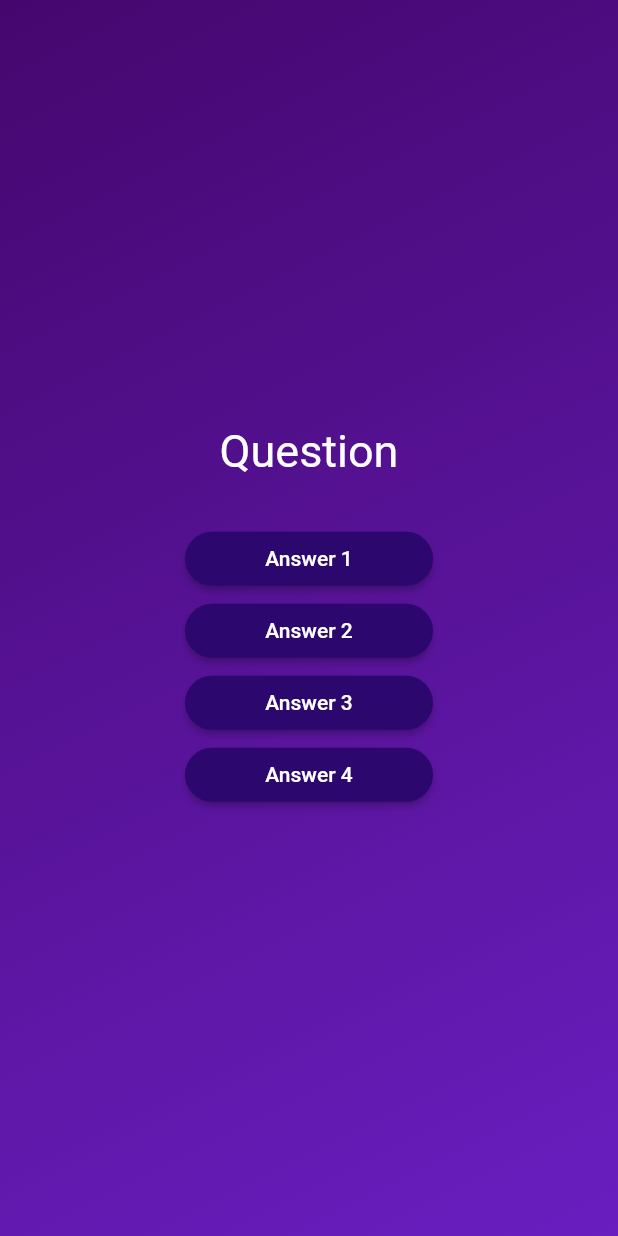
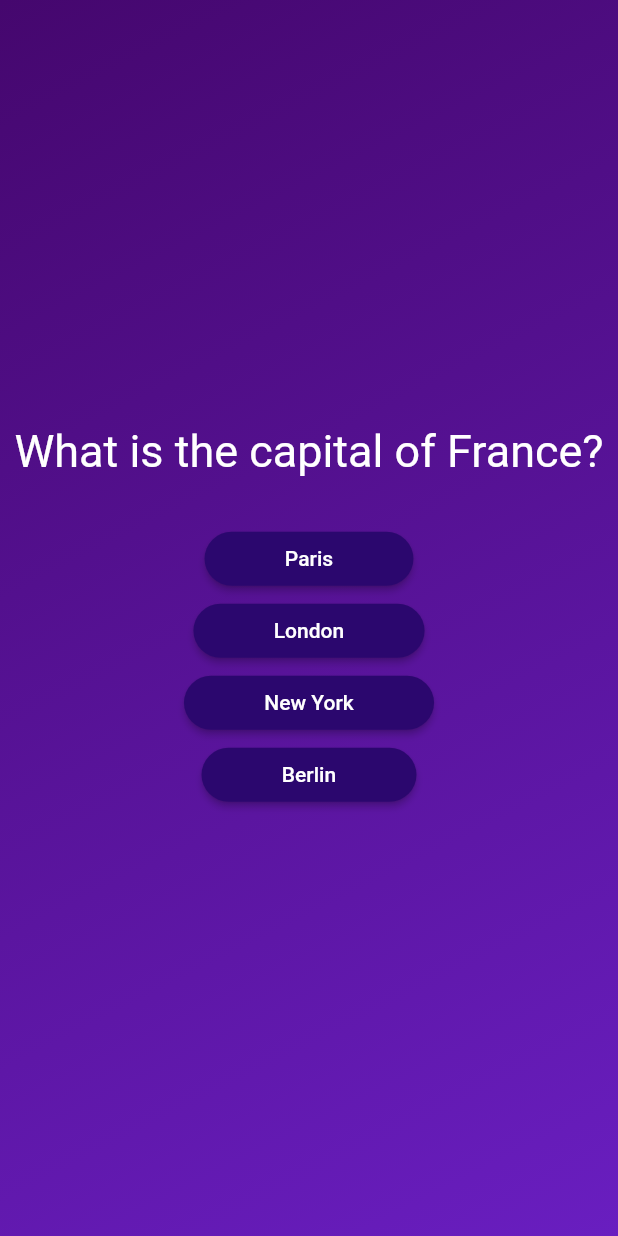
Before and after one commit to MarekAniol/quiz_app, a Flutter app: the screen it shows after launch, after a tap on "Start Quiz", on a phone screen of 412 x 824 dp. Run offline on Flutter 3.47's test engine with Material 2 defaults, Android fonts, the phone set to English and light mode, and no system bars; our stand-ins replace bloc, bloc_concurrency, flutter_bloc, freezed_annotation, get_it; generated files the repository leaves out were written again.

```diff
--- /dev/null
+++ b/lib/core/constants/env_constants.dart
@@ -0,0 +1,3 @@
+abstract class EnvironmentConfig {
+  static const String filePath = 'assets/questions.json';
+}
--- /dev/null
+++ b/lib/core/extensions/state_type_extension.dart
@@ -0,0 +1,25 @@
+import 'package:flutter/material.dart';
+
+enum StateType {
+  loading,
+  loaded,
+  error,
+}
+
+extension StateTypes on StateType {
+  T map<T extends Widget>({
+    required T Function() loading,
+    required T Function() loaded,
+    T Function()? error,
+    T Function()? empty,
+  }) {
+    switch (this) {
+      case StateType.loading:
+        return loading();
+      case StateType.loaded:
+        return loaded();
+      case StateType.error:
+        return error != null ? error() : const SizedBox.shrink() as T;
+    }
+  }
+}
--- /dev/null
+++ b/lib/domain/domain_injector.dart
@@ -0,0 +1,13 @@
+import 'package:get_it/get_it.dart';
+import 'package:quiz_app/domain/service/questions_list_service.dart';
+import 'package:quiz_app/presentation/get_it_injector.dart';
+
+extension DomainInjector on GetIt {
+  void registerDomain() {
+    registerLazySingleton<QuestionsListService>(
+      () => QuestionsListService(
+        questionsListDataSource: injector(),
+      ),
+    );
+  }
+}
--- a/lib/domain/models/quiz_question_model.dart
+++ b/lib/domain/models/quiz_question_model.dart
@@ -1,25 +1,5 @@
 import 'package:freezed_annotation/freezed_annotation.dart';
 part 'quiz_question_model.freezed.dart';
-
-// class QuizQuestionModel {
-//   const QuizQuestionModel({
-//     required this.question,
-//     required this.answers,
-//     required this.correctAnswer,
-//   });
-
-//   final String question;
-//   final List<String> answers;
-//   final String correctAnswer;
-
-//   factory QuizQuestionModel.fromJson(Map<String, dynamic> json) {
-//     return QuizQuestionModel(
-//       question: json['question'] as String,
-//       answers: json['answers'].cast<String>(),
-//       correctAnswer: json['correctAnswer'] as String,
-//     );
-//   }
-// }
 
 @freezed
 class QuizQuestionModel with _$QuizQuestionModel {
@@ -29,10 +9,6 @@ class QuizQuestionModel with _$QuizQuestionModel {
     required String correctAnswer,
   }) = _QuizQuestionModel;
 
-  final String question;
-  final List<String> answers;
-  final String correctAnswer;
-
   const QuizQuestionModel._();
 
   factory QuizQuestionModel.initial() => QuizQuestionModel(
--- a/lib/locale/fake_api/questions_fake_api.dart
+++ b/lib/locale/fake_api/questions_fake_api.dart
@@ -1,5 +1,5 @@
+import 'package:flutter/services.dart';
 import 'package:quiz_app/locale/models/questions_list_local_model.dart';
-import 'dart:io';
 import 'dart:convert';
 
 abstract class QuestionsFakeApi {
@@ -7,9 +7,14 @@ abstract class QuestionsFakeApi {
 }
 
 class QuestionsFakeApiImpl implements QuestionsFakeApi {
+  QuestionsFakeApiImpl({
+    required this.filePath,
+  });
+
+  final String filePath;
   @override
   Future<QuestionsListLocalModel> getQuestionList() async {
-    final jsonString = await File('lib/locale/questions.json').readAsString();
+    final jsonString = await rootBundle.loadString('assets/questions.json');
     final jsonMap = jsonDecode(jsonString);
 
     final QuestionsListLocalModel questionsListLocalModel =
--- /dev/null
+++ b/lib/locale/locale_injector.dart
@@ -0,0 +1,25 @@
+import 'package:get_it/get_it.dart';
+import 'package:quiz_app/domain/data_source/questions_list_data_source.dart';
+import 'package:quiz_app/locale/fake_api/questions_fake_api.dart';
+import 'package:quiz_app/locale/questions_list_data_source_impl.dart';
+import 'package:quiz_app/presentation/get_it_injector.dart';
+
+extension LocaleInector on GetIt {
+  void registerLocale({
+    required String filePath,
+  }) {
+    this
+      .._registerFakeApi(filePath)
+      ..registerFactory<QuestionsListDataSource>(
+        () => QuestionListDataSourceImpl(
+          questionsFakeApi: injector(),
+        ),
+      );
+  }
+
+  void _registerFakeApi(String filePath) {
+    registerFactory<QuestionsFakeApi>(
+      () => QuestionsFakeApiImpl(filePath: filePath),
+    );
+  }
+}
--- a/lib/locale/models/questions_list_local_model.dart
+++ b/lib/locale/models/questions_list_local_model.dart
@@ -8,18 +8,13 @@ class QuestionsListLocalModel {
 
   final List<QuizQuestionLocalModel> questions;
 
-  factory QuestionsListLocalModel.fromJson(List<dynamic> parsedJson) {
-    late List<QuizQuestionLocalModel> questions;
-    questions = parsedJson
-        .map(
-          (question) => QuizQuestionLocalModel.fromJson(
-            question,
-          ),
-        )
-        .toList();
+  factory QuestionsListLocalModel.fromJson(Map<String, dynamic> parsedJson) {
+    final List<dynamic> list = parsedJson['questions'] as List;
+    List<QuizQuestionLocalModel> questionsList =
+        list.map((i) => QuizQuestionLocalModel.fromJson(i)).toList();
 
     return QuestionsListLocalModel(
-      questions: questions,
+      questions: questionsList,
     );
   }
 }
--- a/lib/main.dart
+++ b/lib/main.dart
@@ -1,8 +1,12 @@
 import 'package:flutter/material.dart';
+import 'package:quiz_app/core/constants/env_constants.dart';
 import 'package:quiz_app/presentation/route/quiz_app_router.dart';
 import 'package:quiz_app/quiz_app.dart';
+import 'package:quiz_app/presentation/get_it_injector.dart' as injector;
 
 void main() {
+  // WidgetsFlutterBinding.ensureInitialized();
+  injector.init(EnvironmentConfig.filePath);
   runApp(
     QuizApp(
       appRouter: QuizAppRouter(),
--- /dev/null
+++ b/lib/presentation/get_it_injector.dart
@@ -0,0 +1,19 @@
+import 'package:get_it/get_it.dart';
+import 'package:quiz_app/domain/domain_injector.dart';
+import 'package:quiz_app/locale/locale_injector.dart';
+import 'package:quiz_app/presentation/screens/questions_screen/bloc/questions_screen_bloc.dart';
+
+final injector = GetIt.instance;
+
+void init(String filePath) {
+  injector
+    ..registerDomain()
+    ..registerLocale(
+      filePath: filePath,
+    )
+    ..registerFactory<QuestionsScreenBloc>(
+      () => QuestionsScreenBloc(
+        questionsListService: injector(),
+      ),
+    );
+}
--- a/lib/presentation/screens/questions_screen/bloc/questions_screen_bloc.dart
+++ b/lib/presentation/screens/questions_screen/bloc/questions_screen_bloc.dart
@@ -1,6 +1,7 @@
 import 'package:bloc/bloc.dart';
 import 'package:bloc_concurrency/bloc_concurrency.dart';
 import 'package:freezed_annotation/freezed_annotation.dart';
+import 'package:quiz_app/core/extensions/state_type_extension.dart';
 import 'package:quiz_app/domain/models/questions_list_model.dart';
 import 'package:quiz_app/domain/service/questions_list_service.dart';
 
@@ -26,18 +27,26 @@ class QuestionsScreenBloc extends Bloc<QuestionsScreenEvent, QuestionsScreenStat
     Emitter<QuestionsScreenState> emit,
   ) async {
     await event.map(
-      started: (value) => _mapStarted(value, emit),
+      questionsScreenStarted: (value) => _mapQuestionsScreenStarted(value, emit),
       questionReaded: (value) => _mapQuestionReaded(value, emit),
     );
   }
 
-  Future<void> _mapStarted(
+  Future<void> _mapQuestionsScreenStarted(
     _QuestionsScreenStarted event,
     Emitter<QuestionsScreenState> emit,
   ) async {
-    add(
-      const QuestionsScreenEvent.questionReaded(),
+    emit(
+      state.copyWith(
+        type: StateType.loaded,
+      ),
     );
+
+    if (state.type == StateType.loaded) {
+      add(
+        const QuestionsScreenEvent.questionReaded(),
+      );
+    }
   }
 
   Future<void> _mapQuestionReaded(
@@ -45,6 +54,7 @@ class QuestionsScreenBloc extends Bloc<QuestionsScreenEvent, QuestionsScreenStat
     Emitter<QuestionsScreenState> emit,
   ) async {
     final questionsListModel = await _questionsListService.getQuestionList();
+
     emit(
       state.copyWith(
         questionsList: questionsListModel,
--- a/lib/presentation/screens/questions_screen/bloc/questions_screen_event.dart
+++ b/lib/presentation/screens/questions_screen/bloc/questions_screen_event.dart
@@ -2,6 +2,6 @@ part of 'questions_screen_bloc.dart';
 
 @freezed
 class QuestionsScreenEvent with _$QuestionsScreenEvent {
-  const factory QuestionsScreenEvent.started() = _QuestionsScreenStarted;
+  const factory QuestionsScreenEvent.questionsScreenStarted() = _QuestionsScreenStarted;
   const factory QuestionsScreenEvent.questionReaded() = _QuestionsReaded;
 }
--- a/lib/presentation/screens/questions_screen/bloc/questions_screen_state.dart
+++ b/lib/presentation/screens/questions_screen/bloc/questions_screen_state.dart
@@ -4,9 +4,11 @@ part of 'questions_screen_bloc.dart';
 class QuestionsScreenState with _$QuestionsScreenState {
   factory QuestionsScreenState({
     required QuestionsListModel questionsList,
+    required StateType type,
   }) = _QuestionsScreenState;
 
   factory QuestionsScreenState.initial() => QuestionsScreenState(
         questionsList: QuestionsListModel.initial(),
+        type: StateType.loading,
       );
 }
--- a/lib/presentation/screens/questions_screen/questions_route.dart
+++ b/lib/presentation/screens/questions_screen/questions_route.dart
@@ -1,11 +1,18 @@
 import 'package:flutter/material.dart';
+import 'package:flutter_bloc/flutter_bloc.dart';
+import 'package:quiz_app/presentation/get_it_injector.dart';
+import 'package:quiz_app/presentation/screens/questions_screen/bloc/questions_screen_bloc.dart';
 import 'package:quiz_app/presentation/screens/questions_screen/questions_screen.dart';
 
 Route<dynamic> questionRoute(RouteSettings settings) {
   return MaterialPageRoute(
     settings: settings,
-    builder: (context) {
-      return const QuestionsScreen();
-    },
+    builder: (context) => BlocProvider(
+      create: (context) => injector<QuestionsScreenBloc>()
+        ..add(
+          const QuestionsScreenEvent.questionsScreenStarted(),
+        ),
+      child: const QuestionsScreen(),
+    ),
   );
 }
--- a/lib/presentation/screens/questions_screen/questions_screen.dart
+++ b/lib/presentation/screens/questions_screen/questions_screen.dart
@@ -1,50 +1,49 @@
 import 'package:flutter/material.dart';
+import 'package:flutter_bloc/flutter_bloc.dart';
 import 'package:quiz_app/core/constants/colors.dart';
 import 'package:quiz_app/core/constants/dimensiones.dart';
+import 'package:quiz_app/core/extensions/state_type_extension.dart';
+import 'package:quiz_app/presentation/screens/questions_screen/bloc/questions_screen_bloc.dart';
 import 'package:quiz_app/presentation/screens/questions_screen/widgets/answer_button.dart';
+import 'package:quiz_app/presentation/widgets/loading_page.dart';
 
-class QuestionsScreen extends StatefulWidget {
+class QuestionsScreen extends StatelessWidget {
   const QuestionsScreen({super.key});
 
   static const String routeName = '/question_screen';
 
   @override
-  State<QuestionsScreen> createState() => _QuestionsScreenState();
-}
-
-class _QuestionsScreenState extends State<QuestionsScreen> {
-  @override
   Widget build(BuildContext context) {
     return SizedBox(
         width: double.infinity,
-        child: Column(
+        child: BlocBuilder<QuestionsScreenBloc, QuestionsScreenState>(
+          builder: (context, state) {
+            return state.type.map(
+                loading: () => const LoadingPage(),
+                loaded: () {
+                  return Column(
                     mainAxisAlignment: MainAxisAlignment.center,
                     children: [
-            const Text(
-              "Question",
-              style: TextStyle(
+                      Text(
+                        textAlign: TextAlign.center,
+                        state.questionsList.questions[0].question,
+                        style: const TextStyle(
                           color: AppColors.white,
                           fontSize: 30,
                         ),
                       ),
                       BoxPredefined.verticalSizedBox30,
-            AnswerButton(
+                      ...state.questionsList.questions[0].answers.map((answer) {
+                        return AnswerButton(
                           onPressed: () {},
-              answerText: 'Answer 1',
-            ),
-            AnswerButton(
-              onPressed: () {},
-              answerText: 'Answer 2',
-            ),
-            AnswerButton(
-              onPressed: () {},
-              answerText: 'Answer 3',
-            ),
-            AnswerButton(
-              onPressed: () {},
-              answerText: 'Answer 4',
-            ),
+                          answerText: answer,
+                        );
+                      }),
                     ],
+                  );
+                },
+                error: () => const LoadingPage());
+          },
         ));
   }
 }
--- /dev/null
+++ b/lib/presentation/widgets/loading_page.dart
@@ -0,0 +1,14 @@
+import 'package:flutter/material.dart';
+
+class LoadingPage extends StatelessWidget {
+  const LoadingPage({
+    Key? key,
+  }) : super(key: key);
+
+  @override
+  Widget build(BuildContext context) {
+    return const Center(
+      child: CircularProgressIndicator(),
+    );
+  }
+}
--- a/pubspec.yaml
+++ b/pubspec.yaml
@@ -19,6 +19,7 @@ dependencies:
   flutter_bloc: ^8.1.3
   bloc: ^8.1.2
   bloc_concurrency: ^0.2.2
+  get_it: ^7.6.0
 
 dev_dependencies:
   flutter_test:
@@ -28,6 +29,9 @@ dev_dependencies:
 
 flutter:
   uses-material-design: true
+  assets:
+    - assets/questions.json
+
 
 
 
```
Also changed, not shown: assets/questions.json (renamed from lib/locale/questions.json), pubspec.lock. Lines whose indentation alone changed are shown as unchanged.
